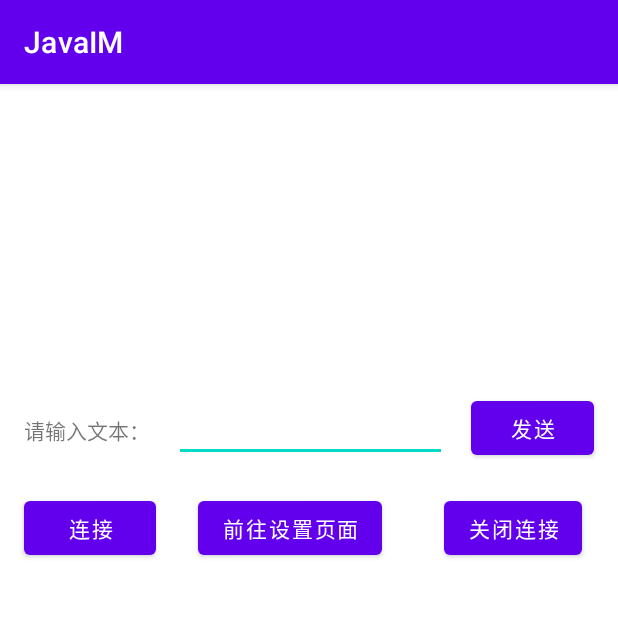
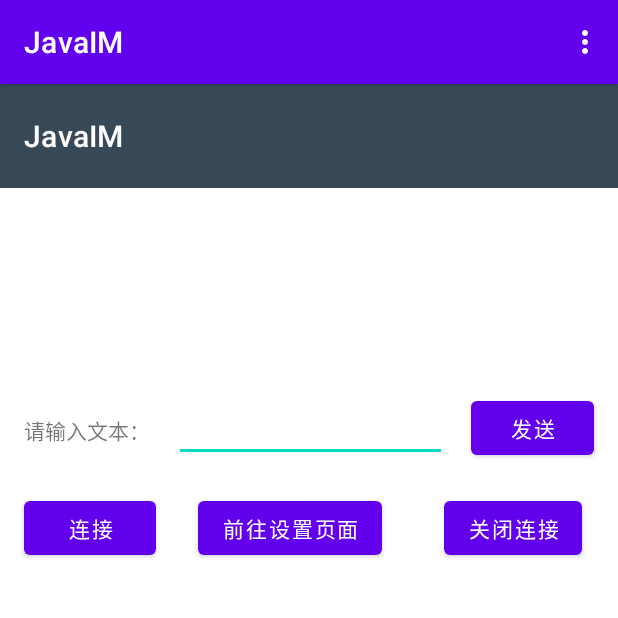
Before and after one commit to JavaIM/JavaIM, an Android app: the screen it shows after launch (MainActivity), on a phone screen of 412 x 824 dp, the top half of it. Run offline under Robolectric (Android 15) with nearby library versions, the phone set to English and light mode, and no system bars; 2 statements that could not run were skipped.

Commit message:
未修复的版本

```diff
--- a/app/src/main/AndroidManifest.xml
+++ b/app/src/main/AndroidManifest.xml
@@ -19,7 +19,7 @@
         android:roundIcon="@mipmap/ic_launcher_round"
         android:supportsRtl="true"
         android:theme="@style/Theme.JavaIMForAndroid"
-        tools:targetApi="31">
+        tools:targetApi="33">
         <activity
             android:name=".MainActivity"
             android:exported="true">
--- a/app/src/main/java/org/yuezhikong/JavaIMAndroid/MainActivity.java
+++ b/app/src/main/java/org/yuezhikong/JavaIMAndroid/MainActivity.java
@@ -8,6 +8,7 @@ import android.os.Build;
 import android.os.Bundle;
 import android.os.Environment;
 import android.text.method.ScrollingMovementMethod;
+import android.view.Menu;
 import android.view.View;
 import android.widget.Button;
 import android.widget.EditText;
@@ -19,6 +20,7 @@ import androidx.core.app.ActivityCompat;
 import androidx.core.content.ContextCompat;
 
 import android.util.Base64;
+import androidx.appcompat.widget.Toolbar;
 
 import java.io.BufferedReader;
 import java.io.BufferedWriter;
@@ -56,6 +58,21 @@ public class MainActivity extends AppCompatActivity {
         Button GoToSettingActivityButton = findViewById(R.id.button4);
         GoToSettingActivityButton.setOnClickListener(new GoToSettingActivityListen());
         requestPermission();
+        Toolbar toolbar = null;
+        if (android.os.Build.VERSION.SDK_INT >= android.os.Build.VERSION_CODES.LOLLIPOP) {
+            toolbar = findViewById(R.id.toolbar);
+            setSupportActionBar(toolbar);
+            toolbar.setTitle("JavaIM");//标题
+            setSupportActionBar(toolbar);
+            /**toolbar.setNavigationOnClickListener(v -> finish());
+            toolbar.setOnMenuItemClickListener((Toolbar.OnMenuItemClickListener) this);
+             */
+        }
+    }
+    @Override
+    public boolean onCreateOptionsMenu(Menu menu) {
+        getMenuInflater().inflate(R.menu.menu_main, menu);
+        return  true;
     }
     @SuppressLint("SetTextI18n")
     public void Connect(View view) {
--- a/app/src/main/res/layout/activity_main.xml
+++ b/app/src/main/res/layout/activity_main.xml
@@ -104,4 +104,14 @@
         app:layout_constraintStart_toStartOf="parent"
         app:layout_constraintTop_toBottomOf="@+id/button2" />
 
+    <androidx.appcompat.widget.Toolbar
+        android:id="@+id/toolbar"
+        android:layout_width="412dp"
+        android:layout_height="69dp"
+        android:background="#374957"
+        android:minHeight="?attr/actionBarSize"
+        android:theme="?attr/actionBarTheme"
+        tools:layout_editor_absoluteX="1dp"
+        tools:layout_editor_absoluteY="0dp" />
+
 </androidx.constraintlayout.widget.ConstraintLayout>
--- /dev/null
+++ b/app/src/main/res/menu/menu_main.xml
@@ -0,0 +1,13 @@
+<?xml version="1.0" encoding="utf-8"?>
+<menu xmlns:android="http://schemas.android.com/apk/res/android"
+    xmlns:app="http://schemas.android.com/apk/res-auto">
+    <item android:id="@+id/action_add"
+        android:title="添加新的服务器"
+        android:orderInCategory="100"
+        app:showAsAction="never"/>
+    <item android:id="@+id/action_settings"
+        android:title="设置"
+        android:orderInCategory="100"
+        app:showAsAction="never"/>
+
+</menu>
```
